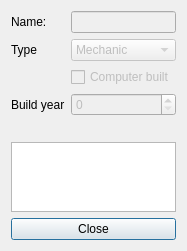
First picture: the form in Skil3/entity/computer/viewcomputerdialog.ui, repository AlexanderJosep/skil-3, before the edit.
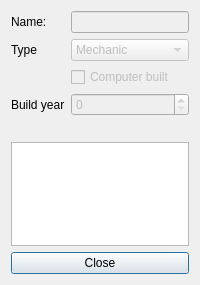
Second picture: the form after the edit. Icons and pictures are not drawn.

Patch:
```diff
--- a/Skil3/entity/computer/viewcomputerdialog.ui
+++ b/Skil3/entity/computer/viewcomputerdialog.ui
@@ -6,8 +6,8 @@
    <rect>
     <x>0</x>
     <y>0</y>
-    <width>187</width>
-    <height>217</height>
+    <width>200</width>
+    <height>285</height>
    </rect>
   </property>
   <property name="windowTitle">
```
Left out of the diff: 4 changed lines with no effect on the pictures.
